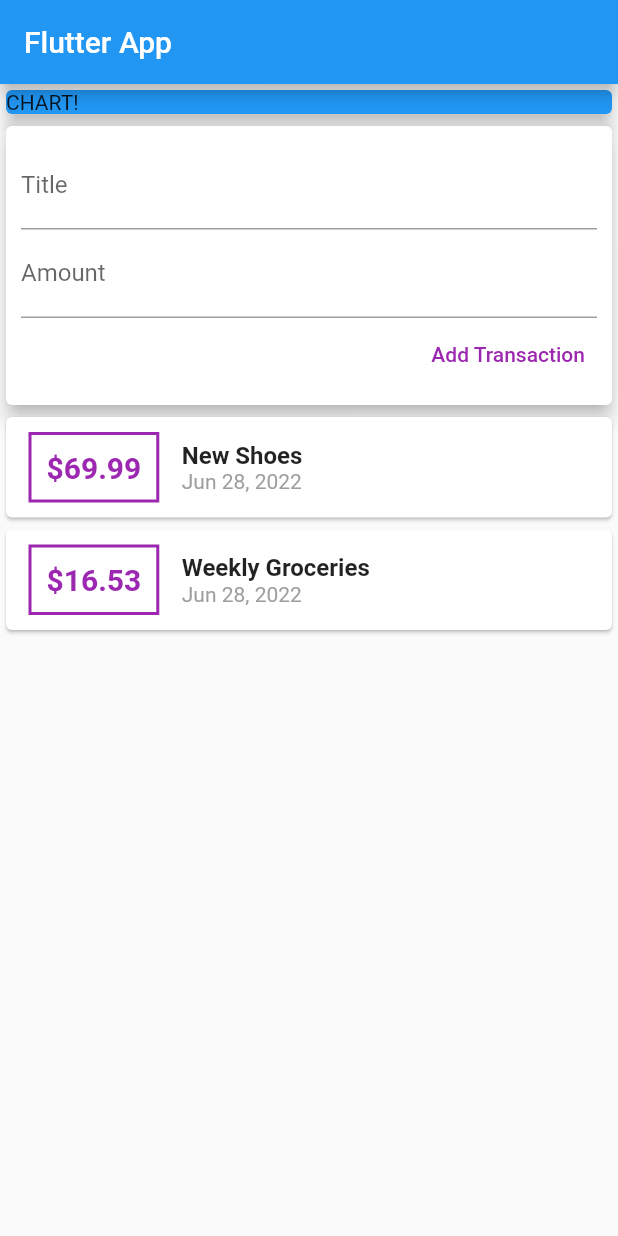
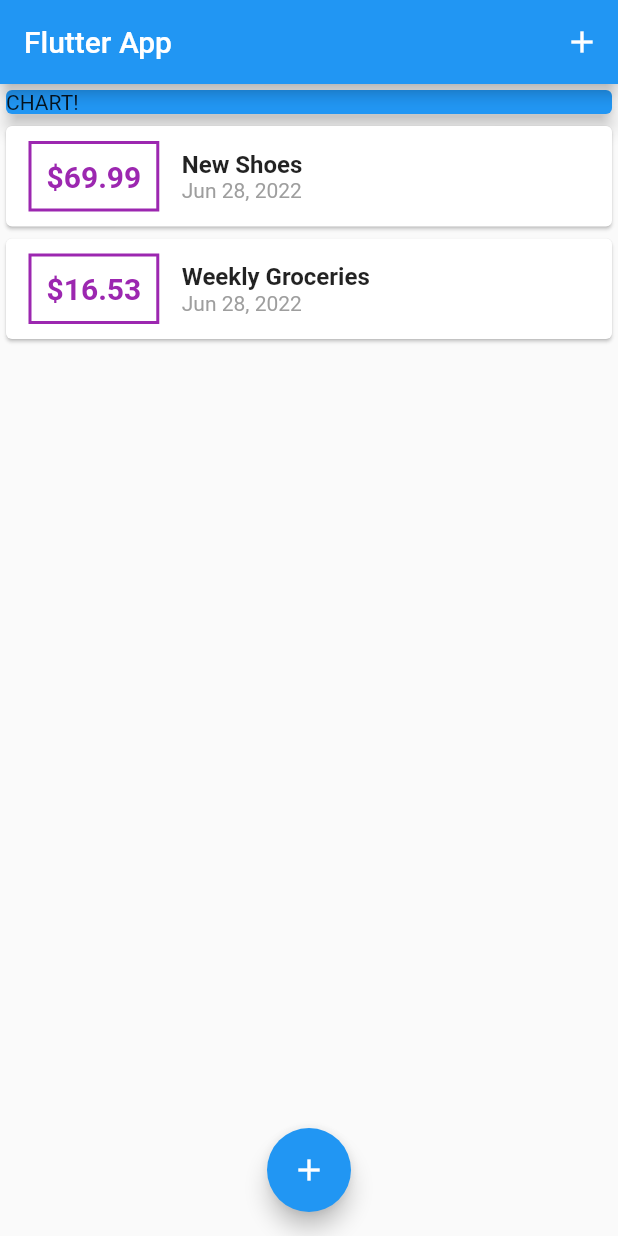
Before and after one commit to Dilman01/personal_expenses, a Flutter app: the screen it shows after launch, on a phone screen of 412 x 824 dp. Run offline on Flutter 3.47's test engine with Material 2 defaults, Android fonts, the phone set to English and light mode, and no system bars.

```diff
--- a/lib/main.dart
+++ b/lib/main.dart
@@ -1,7 +1,11 @@
 // ignore_for_file: prefer_const_constructors, sized_box_for_whitespace, sort_child_properties_last, prefer_const_literals_to_create_immutables
 
+import 'package:flutter/cupertino.dart';
 import 'package:flutter/material.dart';
-import 'package:personal_expenses/widgets/user_transaction.dart';
+import 'package:personal_expenses/widgets/new_transaction.dart';
+import 'package:personal_expenses/widgets/transaction_list.dart';
+
+import 'models/transaction.dart';
 
 void main() => runApp(MyApp());
 
@@ -15,15 +19,64 @@ class MyApp extends StatelessWidget {
   }
 }
 
-class MyHomePage extends StatelessWidget {
+class MyHomePage extends StatefulWidget {
+  @override
+  State<MyHomePage> createState() => _MyHomePageState();
+}
+
+class _MyHomePageState extends State<MyHomePage> {
   // String? titleInput;
-  // String? amountInput;
+
+  final List<Transaction> _userTransactions = [
+    Transaction(
+      id: 't1',
+      title: 'New Shoes',
+      amount: 69.99,
+      date: DateTime.now(),
+    ),
+    Transaction(
+      id: 't2',
+      title: 'Weekly Groceries',
+      amount: 16.53,
+      date: DateTime.now(),
+    ),
+  ];
+
+  void _addNewTransactions(String titel, double amount) {
+    final newTx = Transaction(
+      title: titel,
+      amount: amount,
+      date: DateTime.now(),
+      id: DateTime.now().toString(),
+    );
+
+    setState(() {
+      _userTransactions.add(newTx);
+    });
+  }
+
+  void _startAddNewTransaction(BuildContext ctx) {
+    showModalBottomSheet(
+      context: ctx,
+      builder: (_) {
+        return NewTransaction(_addNewTransactions);
+      },
+    );
+  }
 
   @override
   Widget build(BuildContext context) {
     return Scaffold(
       appBar: AppBar(
         title: Text('Flutter App'),
+        actions: <Widget>[
+          IconButton(
+            icon: Icon(
+              Icons.add,
+            ),
+            onPressed: () => _startAddNewTransaction(context),
+          ),
+        ],
       ),
       body: SingleChildScrollView(
         child: Column(
@@ -38,9 +91,14 @@ class MyHomePage extends StatelessWidget {
                 elevation: 5,
               ),
             ),
-            UserTransactions(),
+            TransactionList(_userTransactions),
           ],
         ),
+      ),
+      floatingActionButtonLocation: FloatingActionButtonLocation.centerFloat,
+      floatingActionButton: FloatingActionButton(
+        child: Icon(Icons.add),
+        onPressed: () => _startAddNewTransaction(context),
       ),
     );
   }
--- a/lib/widgets/user_transaction.dart
+++ /dev/null
@@ -1,54 +0,0 @@
-// ignore_for_file: prefer_const_constructors
-
-import 'package:flutter/material.dart';
-
-import 'package:personal_expenses/widgets/new_transaction.dart';
-import 'package:personal_expenses/widgets/transaction_list.dart';
-import '../models/transaction.dart';
-
-class UserTransactions extends StatefulWidget {
-  const UserTransactions({super.key});
-
-  @override
-  State<UserTransactions> createState() => _UserTransactionsState();
-}
-
-class _UserTransactionsState extends State<UserTransactions> {
-  final List<Transaction> _userTransactions = [
-    Transaction(
-      id: 't1',
-      title: 'New Shoes',
-      amount: 69.99,
-      date: DateTime.now(),
-    ),
-    Transaction(
-      id: 't2',
-      title: 'Weekly Groceries',
-      amount: 16.53,
-      date: DateTime.now(),
-    ),
-  ];
-
-  void _addNewTransactions(String titel, double amount) {
-    final newTx = Transaction(
-      title: titel,
-      amount: amount,
-      date: DateTime.now(),
-      id: DateTime.now().toString(),
-    );
-
-    setState(() {
-      _userTransactions.add(newTx);
-    });
-  }
-
-  @override
-  Widget build(BuildContext context) {
-    return Column(
-      children: [
-        NewTransaction(_addNewTransactions),
-        TransactionList(_userTransactions),
-      ],
-    );
-  }
-}
```
Also changed, not shown: lib/widgets/new_transaction.dart (+13 -5 lines).
